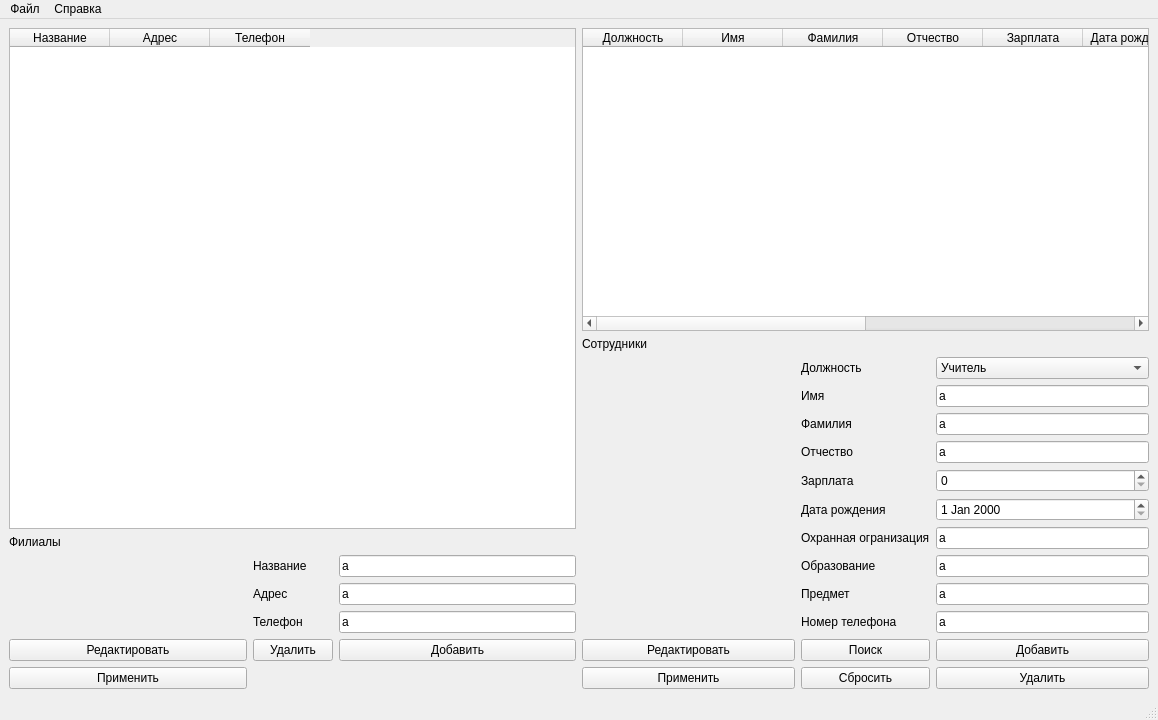
This is mainwindow.ui in KaPToLLIkA/CW2022_cpp as Qt 5 draws it before an edit. The edited form follows.
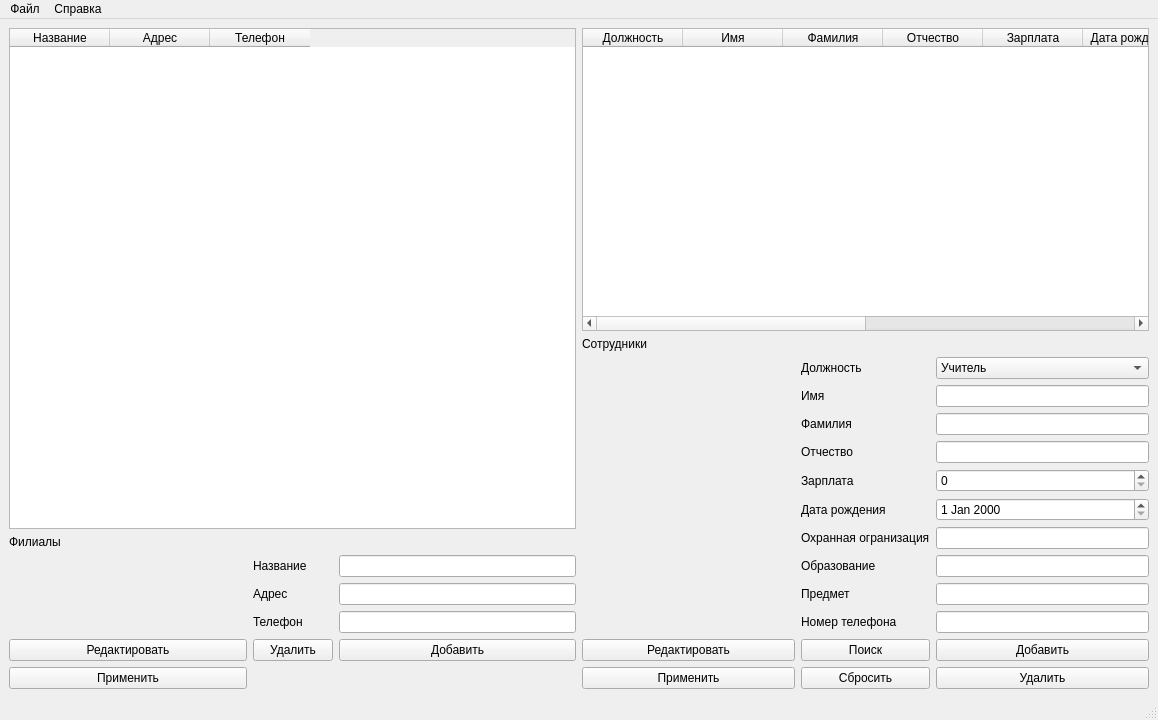
This is the edited form.

```diff
--- a/mainwindow.ui
+++ b/mainwindow.ui
@@ -48,7 +48,7 @@
         <item row="1" column="2">
          <widget class="QLineEdit" name="orgAddress">
           <property name="text">
-           <string>a</string>
+           <string/>
           </property>
          </widget>
         </item>
@@ -76,7 +76,7 @@
         <item row="0" column="2">
          <widget class="QLineEdit" name="orgName">
           <property name="text">
-           <string>a</string>
+           <string/>
           </property>
          </widget>
         </item>
@@ -90,7 +90,7 @@
         <item row="2" column="2">
          <widget class="QLineEdit" name="orgPhone">
           <property name="text">
-           <string>a</string>
+           <string/>
           </property>
          </widget>
         </item>
@@ -200,7 +200,7 @@
         <item row="10" column="2">
          <widget class="QLineEdit" name="emplSubject">
           <property name="text">
-           <string>a</string>
+           <string/>
           </property>
          </widget>
         </item>
@@ -214,7 +214,7 @@
         <item row="3" column="2">
          <widget class="QLineEdit" name="emplName">
           <property name="text">
-           <string>a</string>
+           <string/>
           </property>
          </widget>
         </item>
@@ -252,7 +252,7 @@
         <item row="5" column="2">
          <widget class="QLineEdit" name="emplPatron">
           <property name="text">
-           <string>a</string>
+           <string/>
           </property>
          </widget>
         </item>
@@ -273,7 +273,7 @@
         <item row="4" column="2">
          <widget class="QLineEdit" name="emplSurname">
           <property name="text">
-           <string>a</string>
+           <string/>
           </property>
          </widget>
         </item>
@@ -301,7 +301,7 @@
         <item row="11" column="2">
          <widget class="QLineEdit" name="emplPhone">
           <property name="text">
-           <string>a</string>
+           <string/>
           </property>
          </widget>
         </item>
@@ -328,7 +328,7 @@
         <item row="8" column="2">
          <widget class="QLineEdit" name="emplOrganization">
           <property name="text">
-           <string>a</string>
+           <string/>
           </property>
          </widget>
         </item>
@@ -361,7 +361,7 @@
         <item row="9" column="2">
          <widget class="QLineEdit" name="emplEducation">
           <property name="text">
-           <string>a</string>
+           <string/>
           </property>
          </widget>
         </item>
```
